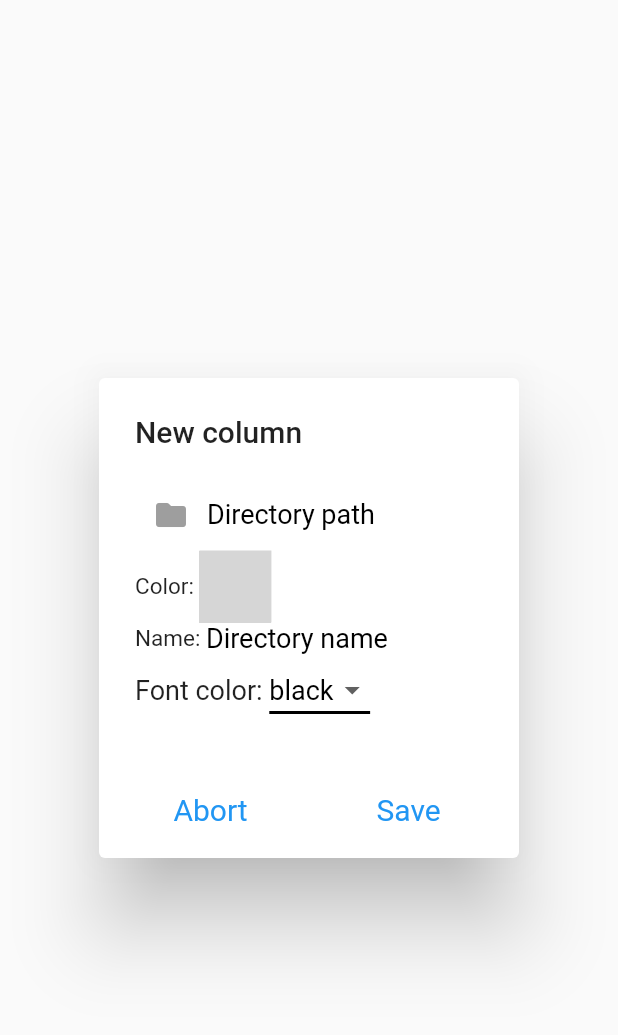
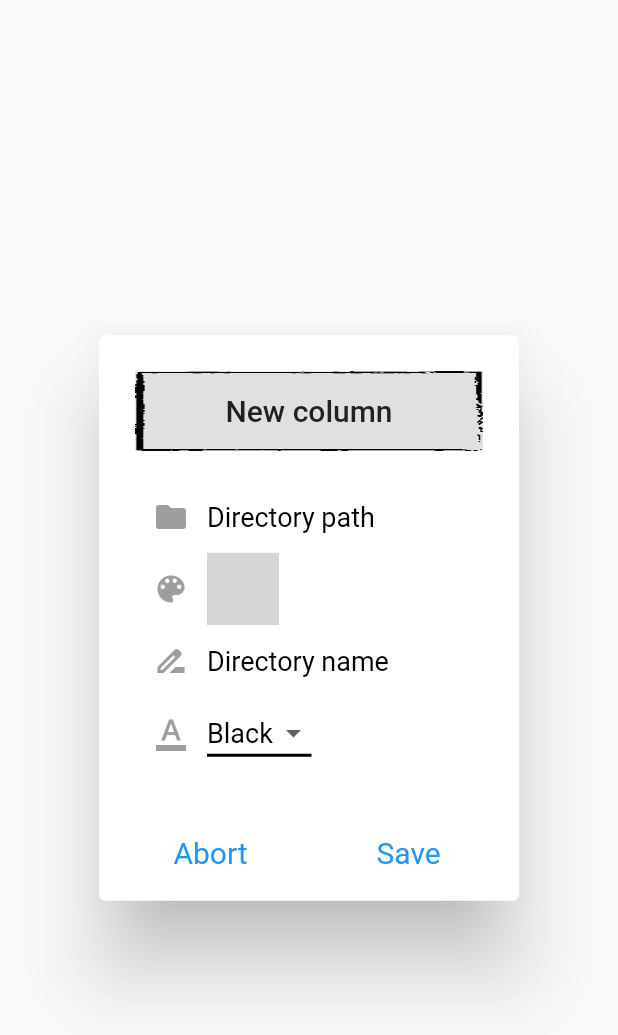
Before and after one commit to MarcoFiorentino/rpg_multi_music, a Flutter app: the ColumnSettingsDialog widget shown alone on an empty page, opened directly, on a phone screen of 412 x 824 dp. Shown: the top 1035 px of the screen. Run offline on Flutter 3.47's test engine with Material 2 defaults, Android fonts, the light colour scheme and no system bars; our stand-ins replace audioplayers, file_picker, nanoid, permission_handler, shared_preferences, wakelock; missing offline and left inert: flutter_color_picker_wheel, flutter_file_manager; accounts and stored records are empty; grey boxes are pictures that could not be loaded.

Commit message:
Fix grafico, sistemate traduzioni select list

```diff
--- a/assets/Languages/Deutsch.json
+++ b/assets/Languages/Deutsch.json
@@ -7,6 +7,8 @@
       "stopped": "Gestoppt",
       "volume": "Volumen",
       "random": "Wahllos",
+      "black": "Schwarz",
+      "white": "Weiss",
     "POPUP": "*************************************************************",
       "new_column": "Neue Spalte",
       "edit_column": "Spalte bearbeiten",
--- a/assets/Languages/English.json
+++ b/assets/Languages/English.json
@@ -7,6 +7,8 @@
       "stopped": "Stopped",
       "volume": "Volume",
       "random": "Random",
+      "black": "Black",
+      "white": "White",
     "POPUP": "*************************************************************",
       "new_column": "New column",
       "edit_column": "Edit column",
--- a/assets/Languages/Español.json
+++ b/assets/Languages/Espanol.json
@@ -7,6 +7,8 @@
       "stopped": "Parado",
       "volume": "Volumen",
       "random": "Casual",
+      "black": "Negro",
+      "white": "Blanco",
     "POPUP": "*************************************************************",
       "new_column": "Nueva columna",
       "edit_column": "Editar columna",
--- a/assets/Languages/Francés.json
+++ b/assets/Languages/Frances.json
@@ -7,6 +7,8 @@
       "stopped": "Arrêté",
       "volume": "Volume",
       "random": "Aléatoire",
+      "black": "Noir",
+      "white": "Blanc",
     "POPUP": "*************************************************************",
       "new_column": "Nouvelle colonne",
       "edit_column": "Modifier la colonne",
--- a/assets/Languages/Italiano.json
+++ b/assets/Languages/Italiano.json
@@ -7,6 +7,8 @@
       "stopped": "Fermo",
       "volume": "Volume",
       "random": "Casuale",
+      "black": "Nero",
+      "white": "Bianco",
     "POPUP": "*************************************************************",
       "new_column": "Nuova colonna",
       "edit_column": "Modifica colonna",
--- a/lib/column_settings_dialog.dart
+++ b/lib/column_settings_dialog.dart
@@ -67,14 +67,28 @@ class _ColumnSettingsDialogState extends State<ColumnSettingsDialog> {
     editingController = TextEditingController(text: directoryName);
 
     return AlertDialog(
-      title: Text(
+      title: Container(
+        padding: EdgeInsets.all(15.0),
+        alignment: Alignment.center,
+        child: Text(
           colTitle,
           style: TextStyle(
-            fontSize: 20
+            fontSize: 20,
+            color: Color(int.parse(fontColor)),
+          ),
+        ),
+        decoration: BoxDecoration(
+          color: Color(int.parse(directoryColor)),
+          image: DecorationImage (
+            image: AssetImage("assets/btn-single-border.png"),
+            fit: BoxFit.fill,
+            centerSlice: Rect.fromLTWH(2500, 2500, 2500, 2500),
+          ),
         ),
       ),
       content: new Column(
         mainAxisSize: MainAxisSize.min,
+        mainAxisAlignment: MainAxisAlignment.spaceEvenly,
         crossAxisAlignment: CrossAxisAlignment.start,
         children: [
           Row(
@@ -109,16 +123,17 @@ class _ColumnSettingsDialogState extends State<ColumnSettingsDialog> {
             mainAxisAlignment: MainAxisAlignment.spaceEvenly,
             mainAxisSize: MainAxisSize.min,
             children: [
-              // IconButton(
-              //   icon: Icon(Icons.color_lens_rounded),
-              //   color: Colors.grey,
+              IconButton(
+                icon: Icon(Icons.color_lens_rounded),
+                color: Colors.grey,
+                onPressed: () {},
+              ),
+              // Text(
+              //     filesProvider.translations[0]["color"] + ": ",
+              //     style: TextStyle(
+              //         fontSize: 15
+              //     ),
               // ),
-              Text(
-                  filesProvider.translations[0]["color"] + ": ",
-                  style: TextStyle(
-                      fontSize: 15
-                  ),
-              ),
               WheelColorPicker(
                 onSelect: (Color newColor) {
                   setState(() {
@@ -138,16 +153,17 @@ class _ColumnSettingsDialogState extends State<ColumnSettingsDialog> {
           Row(
             mainAxisSize: MainAxisSize.min,
             children: [
-              // IconButton(
-              //   icon: Icon(Icons.drive_file_rename_outline),
-              //   color: Colors.grey,
+              IconButton(
+                icon: Icon(Icons.drive_file_rename_outline),
+                color: Colors.grey,
+                onPressed: () {},
+              ),
+              // Text(
+              //     filesProvider.translations[0]["name"] + ": ",
+              //     style: TextStyle(
+              //         fontSize: 15
+              //     ),
               // ),
-              Text(
-                  filesProvider.translations[0]["name"] + ": ",
-                  style: TextStyle(
-                      fontSize: 15
-                  ),
-              ),
               Flexible(
                 flex: 2,
                 child: editTitleTextField(),
@@ -158,12 +174,17 @@ class _ColumnSettingsDialogState extends State<ColumnSettingsDialog> {
             mainAxisAlignment: MainAxisAlignment.start,
             mainAxisSize: MainAxisSize.min,
             children: [
-              Text(
-                filesProvider.translations[0]["font_color"] + ": ",
-                style: TextStyle(
-                    fontSize: 18
+              IconButton(
+                icon: Icon(Icons.format_color_text),
+                color: Colors.grey,
+                onPressed: () {},
               ),
-              ),
+              // Text(
+              //   filesProvider.translations[0]["font_color"] + ": ",
+              //   style: TextStyle(
+              //       fontSize: 15
+              //   ),
+              // ),
               DropdownButton<String>(
                 value: fontColor,
                 icon: Icon(Icons.arrow_drop_down),
@@ -187,7 +208,7 @@ class _ColumnSettingsDialogState extends State<ColumnSettingsDialog> {
                       name,
                       DropdownMenuItem<String>(
                         value: value,
-                        child: Text(name),
+                        child: Text(filesProvider.translations[0][filesProvider.appFontColors.entries.firstWhere((element) => element.value == value).key]),
                       )
                   );
                 }).values.toList(),
@@ -195,15 +216,16 @@ class _ColumnSettingsDialogState extends State<ColumnSettingsDialog> {
             ],
           ),
           newCol? Container() : Row(
-            mainAxisAlignment: MainAxisAlignment.spaceEvenly,
+            mainAxisAlignment: MainAxisAlignment.end,
             mainAxisSize: MainAxisSize.min,
             children: [
-              Text(
-                  filesProvider.translations[0]["delete_column"] + ": ",
-                  style: TextStyle(
-                      fontSize: 15
-                  ),
-              ),
+              // Text(
+              //     filesProvider.translations[0]["delete_column"] + ": ",
+              //     style: TextStyle(
+              //         fontSize: 15
+              //     ),
+              // ),
+              Spacer(),
               ElevatedButton(
                   child: Icon(Icons.delete_rounded),
                   style: ElevatedButton.styleFrom(elevation: 8.0, primary: Color(int.parse(directoryColor)), fixedSize: Size(10, 20)),
--- a/lib/files_provider.dart
+++ b/lib/files_provider.dart
@@ -100,7 +100,6 @@ class FilesProvider with ChangeNotifier {
     if (sharedPreferences.getStringList("Settings") != null) {
       this._settings = sharedPreferences.getStringList("Settings");
     }
-    print(this._settings);
     this.getTranslations();
     this.notifyListeners();
   }
--- a/lib/music_page.dart
+++ b/lib/music_page.dart
@@ -554,6 +554,10 @@ class _MusicPageState extends State<MusicPage> {
               ),
             ),
           ),
+          SizedBox(
+            height: 10,
+            width: 10,
+          ),
         ],
       ),
     );
```
Also changed, not shown: lib/settings_page.dart (+5 -4 lines). Lines whose indentation alone changed are shown as unchanged.
